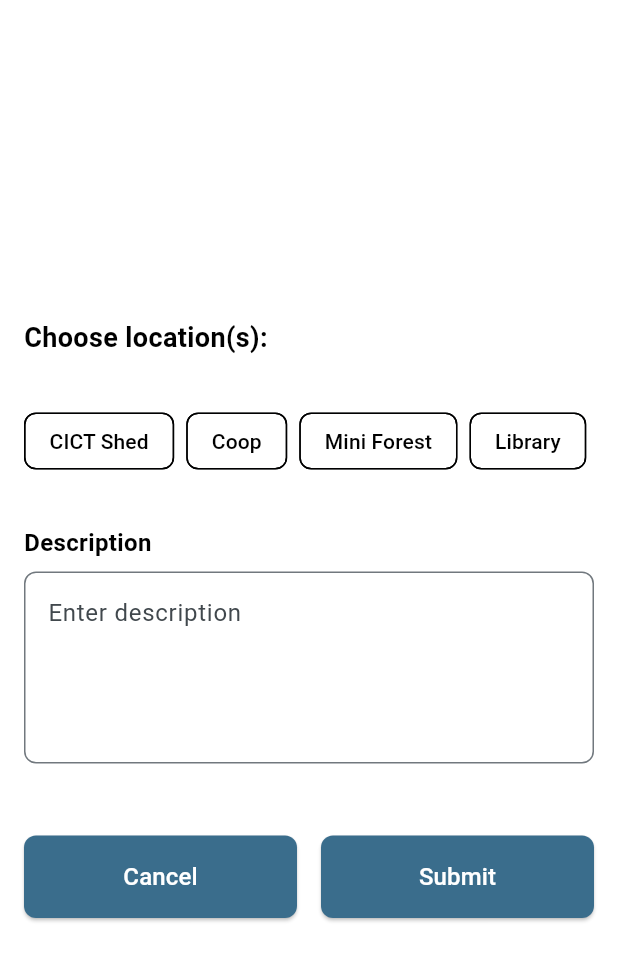
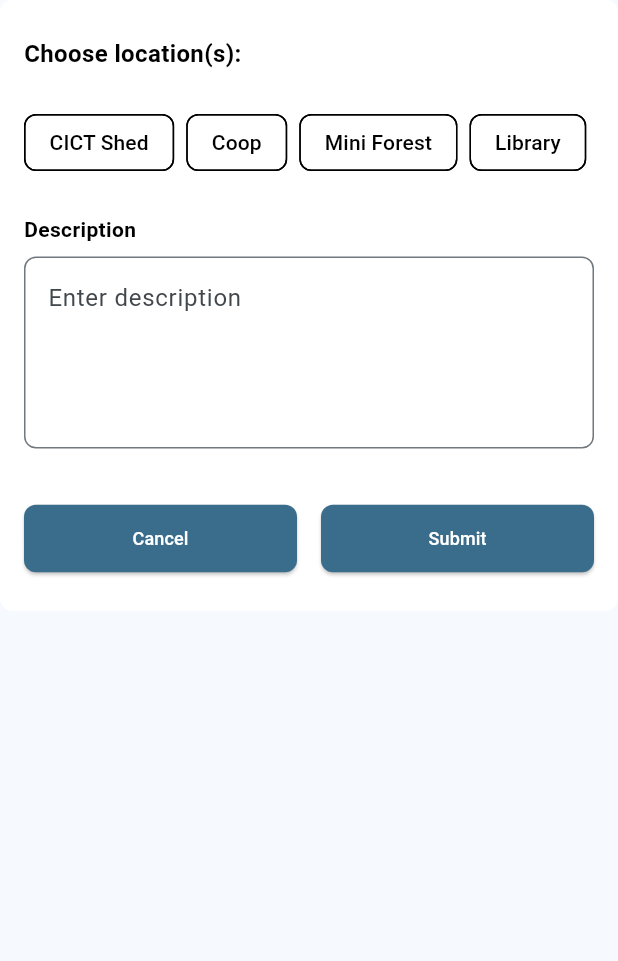
Before and after one commit to jayn95/Calib, a Flutter app: the StudyForm widget shown alone on an empty page, opened directly, on a phone screen of 412 x 824 dp. Shown: the top 961 px of the screen. Run offline on Flutter 3.47's test engine with Material 3 defaults, Android fonts, the phone set to English and light mode, and no system bars; our stand-ins replace file_picker, firebase_auth, firebase_core, font_awesome_flutter, google_sign_in; accounts and stored records are empty.

Commit message:
Update studyform.dart

```diff
--- a/lib/forms/studyform.dart
+++ b/lib/forms/studyform.dart
@@ -8,10 +8,7 @@ class StudyForm extends StatefulWidget {
 }
 
 class _StudyFormState extends State<StudyForm> {
-  // Track selected tags (locations)
   Set<String> selectedTags = {};
-
-  // List of locations
   final List<String> tags = ["CICT Shed", "Coop", "Mini Forest", "Library"];
 
   @override
@@ -19,20 +16,19 @@ class _StudyFormState extends State<StudyForm> {
     final screenWidth = MediaQuery.of(context).size.width;
     final screenHeight = MediaQuery.of(context).size.height;
 
-    // Adjust paddings based on screen size
-    double horizontalPadding = screenWidth > 500 ? 32.0 : 16.0;
-    double verticalSpacing = screenHeight > 800 ? 32.0 : 24.0;
-    double buttonHeight = screenHeight > 800 ? 16.0 : 12.0;
+    // Relative paddings and spacings
+    double horizontalPadding = screenWidth > 800 ? 32.0 : 16.0;
+    double verticalSpacing = screenHeight > 800 ? 24.0 : 16.0;
+    double buttonHeight = screenHeight > 800 ? 14.0 : 10.0;
 
-    return Scaffold(
-      backgroundColor: Colors.white,
-      body: Center(
+    return Container(
+      decoration: BoxDecoration(
+        color: Colors.white,
+        borderRadius: BorderRadius.circular(8.0),
+      ),
+      padding: EdgeInsets.symmetric(
+          horizontal: horizontalPadding, vertical: verticalSpacing),
       child: SingleChildScrollView(
-          padding: EdgeInsets.symmetric(horizontal: horizontalPadding),
-          child: ConstrainedBox(
-            constraints: BoxConstraints(
-              maxWidth: screenWidth > 400 ? 400 : screenWidth * 0.9,
-            ),
         child: Column(
           crossAxisAlignment: CrossAxisAlignment.stretch,
           children: [
@@ -40,7 +36,7 @@ class _StudyFormState extends State<StudyForm> {
             Text(
               'Choose location(s):',
               style: TextStyle(
-                      fontSize: screenWidth > 400 ? 18 : 16,
+                fontSize: screenWidth > 400 ? 16 : 14,
                 fontWeight: FontWeight.bold,
                 color: Colors.black,
               ),
@@ -48,7 +44,7 @@ class _StudyFormState extends State<StudyForm> {
             ),
             SizedBox(height: verticalSpacing),
 
-                  // Display the tags as choice chips
+            // Tags
             Wrap(
               spacing: 8.0,
               runSpacing: 8.0,
@@ -66,7 +62,7 @@ class _StudyFormState extends State<StudyForm> {
                       }
                     });
                   },
-                        selectedColor: const Color(0xFFEAD8B1), // Color when selected
+                  selectedColor: const Color(0xFFEAD8B1),
                   backgroundColor: Colors.white,
                   labelStyle: TextStyle(
                     color: isSelected ? Colors.black : Colors.black,
@@ -83,7 +79,7 @@ class _StudyFormState extends State<StudyForm> {
             Text(
               'Description',
               style: TextStyle(
-                      fontSize: screenWidth > 400 ? 16 : 14,
+                fontSize: screenWidth > 800 ? 16 : 14,
                 fontWeight: FontWeight.bold,
                 color: Colors.black,
               ),
@@ -98,12 +94,9 @@ class _StudyFormState extends State<StudyForm> {
                 ),
               ),
             ),
-                  SizedBox(
-                      height: verticalSpacing *
-                          1.5), // Adjust spacing before the submit button
+            SizedBox(height: verticalSpacing * 1.5),
 
             // Submit and Cancel button
-
             Row(
               mainAxisAlignment: MainAxisAlignment.spaceBetween,
               children: [
@@ -114,8 +107,7 @@ class _StudyFormState extends State<StudyForm> {
                       Navigator.of(context).pop();
                     },
                     style: ElevatedButton.styleFrom(
-                            padding:
-                                EdgeInsets.symmetric(vertical: buttonHeight),
+                      padding: EdgeInsets.symmetric(vertical: buttonHeight),
                       backgroundColor: const Color(0xFF3A6D8C),
                       shape: RoundedRectangleBorder(
                         borderRadius: BorderRadius.circular(8.0),
@@ -124,15 +116,13 @@ class _StudyFormState extends State<StudyForm> {
                     child: Text(
                       'Cancel',
                       style: TextStyle(
-                              fontSize: screenWidth > 400 ? 16.0 : 14.0,
+                        fontSize: screenWidth > 800 ? 14.0 : 12.0,
                         color: Colors.white,
                       ),
                     ),
                   ),
                 ),
-                      const SizedBox(
-                          width:
-                              16.0), // Space between Cancel and Submit buttons
+                const SizedBox(width: 16.0),
                 // Submit button
                 Expanded(
                   child: ElevatedButton(
@@ -140,8 +130,7 @@ class _StudyFormState extends State<StudyForm> {
                       // Handle form submission
                     },
                     style: ElevatedButton.styleFrom(
-                            padding:
-                                EdgeInsets.symmetric(vertical: buttonHeight),
+                      padding: EdgeInsets.symmetric(vertical: buttonHeight),
                       backgroundColor: const Color(0xFF3A6D8C),
                       shape: RoundedRectangleBorder(
                         borderRadius: BorderRadius.circular(8.0),
@@ -150,7 +139,7 @@ class _StudyFormState extends State<StudyForm> {
                     child: Text(
                       'Submit',
                       style: TextStyle(
-                              fontSize: screenWidth > 400 ? 16.0 : 14.0,
+                        fontSize: screenWidth > 800 ? 14.0 : 12.0,
                         color: Colors.white,
                       ),
                     ),
@@ -158,8 +147,7 @@ class _StudyFormState extends State<StudyForm> {
                 ),
               ],
             ),
-                ]),
-          ),
+          ],
         ),
       ),
     );
```
Lines whose indentation alone changed are shown as unchanged.
